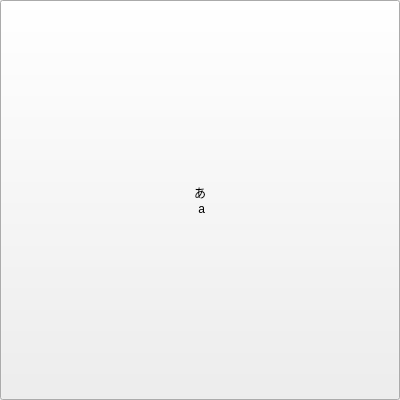
The window that symbolsettingentry.ui (Aryetis/Obenkyobo) describes before a commit, drawn with Qt 5.
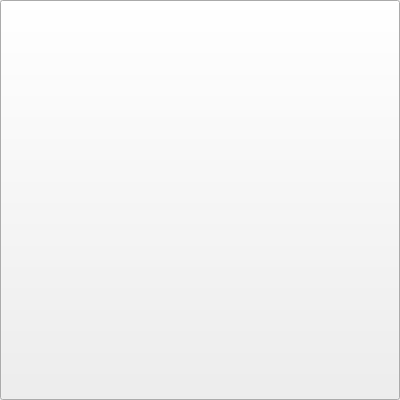
The same window after the commit. Custom widgets are drawn as their Qt base class.

What changed in the file:
```diff
--- a/symbolsettingentry.ui
+++ b/symbolsettingentry.ui
@@ -13,7 +13,7 @@
   <property name="minimumSize">
    <size>
     <width>1</width>
-    <height>0</height>
+    <height>60</height>
    </size>
   </property>
   <property name="windowTitle">
@@ -46,8 +46,7 @@
         </sizepolicy>
        </property>
        <property name="text">
-        <string>あ 
- a</string>
+        <string/>
        </property>
        <property name="checkable">
         <bool>true</bool>
```
